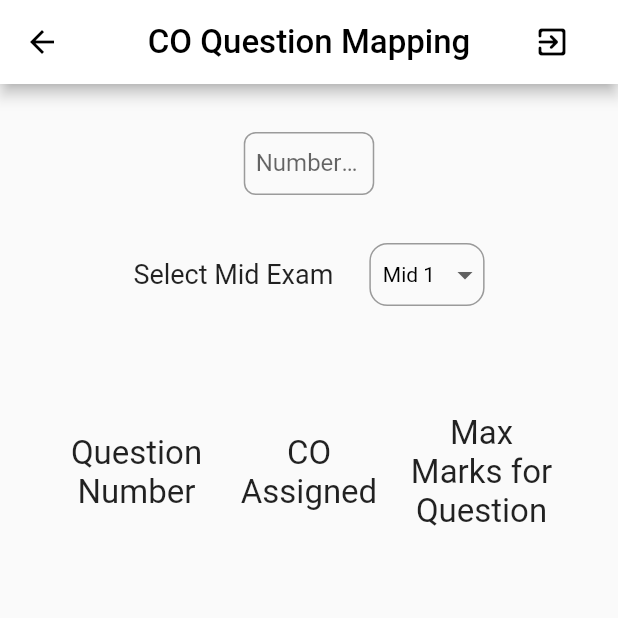
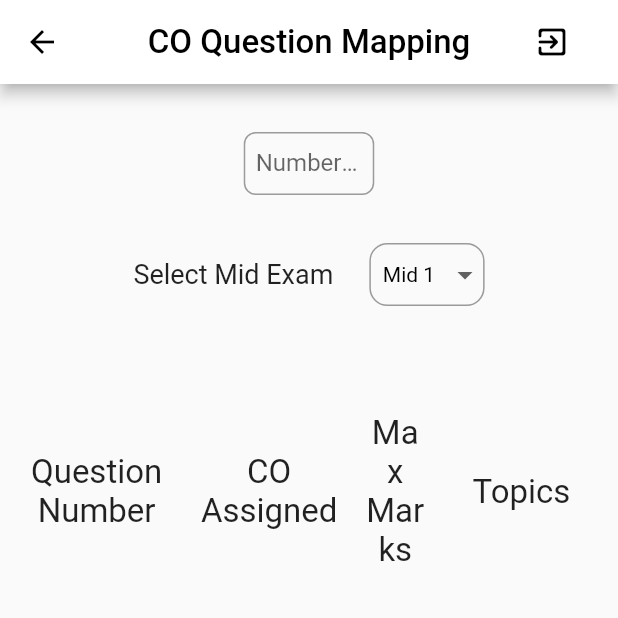
Before and after one commit to sampathbalivada/co-platform-flutter, a Flutter app: the COQuestionMapping screen opened by its route, on a phone screen of 412 x 824 dp, the top half of it. Run offline on Flutter 3.47's test engine with Material 2 defaults, Android fonts, the phone set to English and light mode, and no system bars; our stand-ins replace file_picker, supabase; accounts and stored records are empty.

Commit message:
added topics for each question

```diff
--- a/lib/models/model.dart
+++ b/lib/models/model.dart
@@ -26,11 +26,13 @@ class Question {
   final int maxMarks;
   // ignore: non_constant_identifier_names
   final int COMapped;
+  final String topics;
 
   Question(
     this.number,
     this.maxMarks,
     this.COMapped,
+    this.topics,
   );
 }
 
@@ -500,6 +502,7 @@ class COPlatform extends Model {
     // ignore: non_constant_identifier_names
     List<int> COMapping,
     List<int> maxMarks,
+    List<String> topics,
     int mid,
   ) {
     _mid = mid;
@@ -507,7 +510,7 @@ class COPlatform extends Model {
     List<Question> questions = [];
 
     for (var i = 0; i < numberOfQuestions; i++) {
-      questions.add(Question(i + 1, maxMarks[i], COMapping[i]));
+      questions.add(Question(i + 1, maxMarks[i], COMapping[i], topics[i]));
     }
 
     _questions = questions;
@@ -542,6 +545,7 @@ class COPlatform extends Model {
         'question_number': question.number,
         'max_marks': question.maxMarks,
         'co': question.COMapped,
+        'topics': question.topics,
       });
     }
 
--- a/lib/pages/co_question_mapping.dart
+++ b/lib/pages/co_question_mapping.dart
@@ -17,6 +17,7 @@ class _COQuestionMappingState extends State<COQuestionMapping> {
     super.initState();
     for (var i = 0; i < 12; i++) {
       _questionController.add(TextEditingController());
+      _topicsController.add(TextEditingController());
       _COController.add('1');
     }
   }
@@ -51,6 +52,9 @@ class _COQuestionMappingState extends State<COQuestionMapping> {
   TextEditingController _numberOfQuestionsController = TextEditingController();
 
   List<TextEditingController> _questionController = [];
+
+  List<TextEditingController> _topicsController = [];
+
   // ignore: non_constant_identifier_names
   List<String> _COController = [];
 
@@ -165,9 +169,18 @@ class _COQuestionMappingState extends State<COQuestionMapping> {
                     ),
                     SizedBox(width: 12),
                     Container(
+                      width: MediaQuery.of(context).size.width * 0.1,
+                      child: Text(
+                        'Max Marks',
+                        textAlign: TextAlign.center,
+                        style: TextStyle(fontSize: 22),
+                      ),
+                    ),
+                    SizedBox(width: 12),
+                    Container(
                       width: MediaQuery.of(context).size.width * 0.25,
                       child: Text(
-                        'Max Marks for Question',
+                        'Topics',
                         textAlign: TextAlign.center,
                         style: TextStyle(fontSize: 22),
                       ),
@@ -234,12 +247,20 @@ class _COQuestionMappingState extends State<COQuestionMapping> {
                           ),
                           SizedBox(width: 12),
                           Container(
-                            width: MediaQuery.of(context).size.width * 0.25,
+                            width: MediaQuery.of(context).size.width * 0.1,
                             child: text_field.buildCustomTextField(
                                 _questionController[index],
                                 TextInputType.number,
                                 'Question ${index + 1}',
                                 'Enter Max Marks'),
+                          ),
+                          Container(
+                            width: MediaQuery.of(context).size.width * 0.25,
+                            child: text_field.buildCustomTextField(
+                                _topicsController[index],
+                                TextInputType.number,
+                                'Topics',
+                                'Enter Topics covered'),
                           ),
                         ],
                       ),
@@ -258,12 +279,14 @@ class _COQuestionMappingState extends State<COQuestionMapping> {
                           onPressed: () {
                             List<int> _coControl = [];
                             List<int> _marksControl = [];
+                            List<String> _topicsControl = [];
                             bool errorStatus = false;
                             for (int i = 0; i < _numberOfQuestions; i++) {
                               try {
                                 _marksControl.add(
                                     int.parse(_questionController[i].text));
                                 _coControl.add(int.parse(_COController[i]));
+                                _topicsControl.add(_topicsController[i].text);
                               } catch (e) {
                                 errorStatus = true;
                                 break;
@@ -280,6 +303,7 @@ class _COQuestionMappingState extends State<COQuestionMapping> {
                                 _numberOfQuestions,
                                 _coControl,
                                 _marksControl,
+                                _topicsControl,
                                 int.parse(_mid),
                               );
 
```
Also changed, not shown: lib/pages/login.dart (+8 -8 lines).
